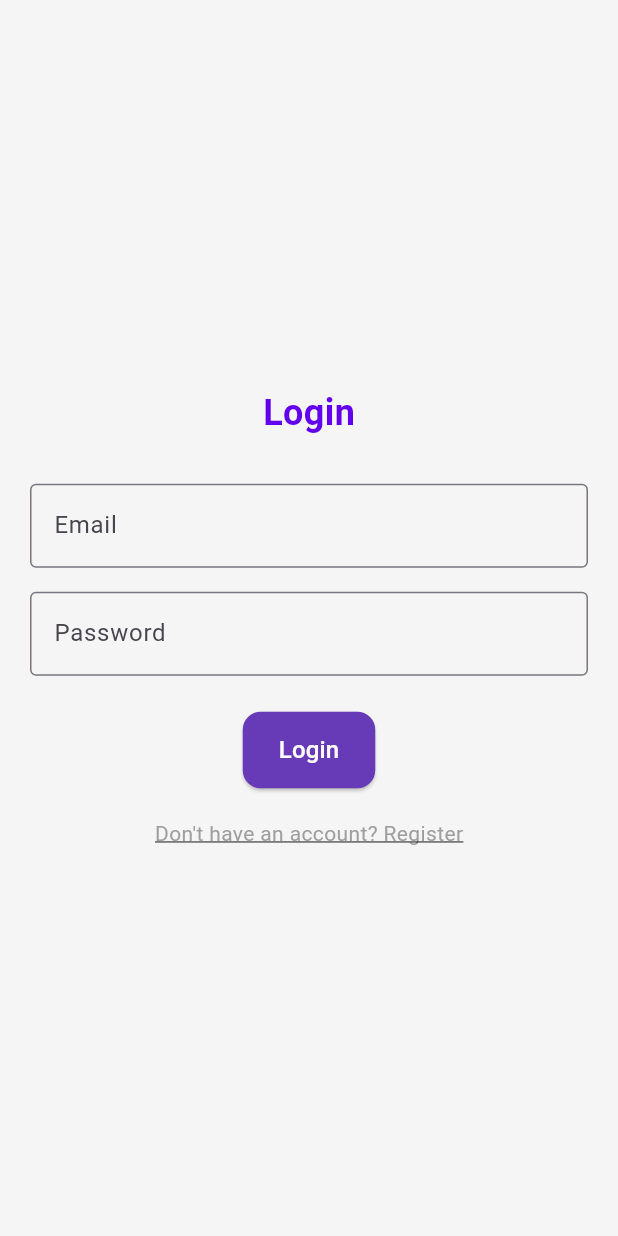
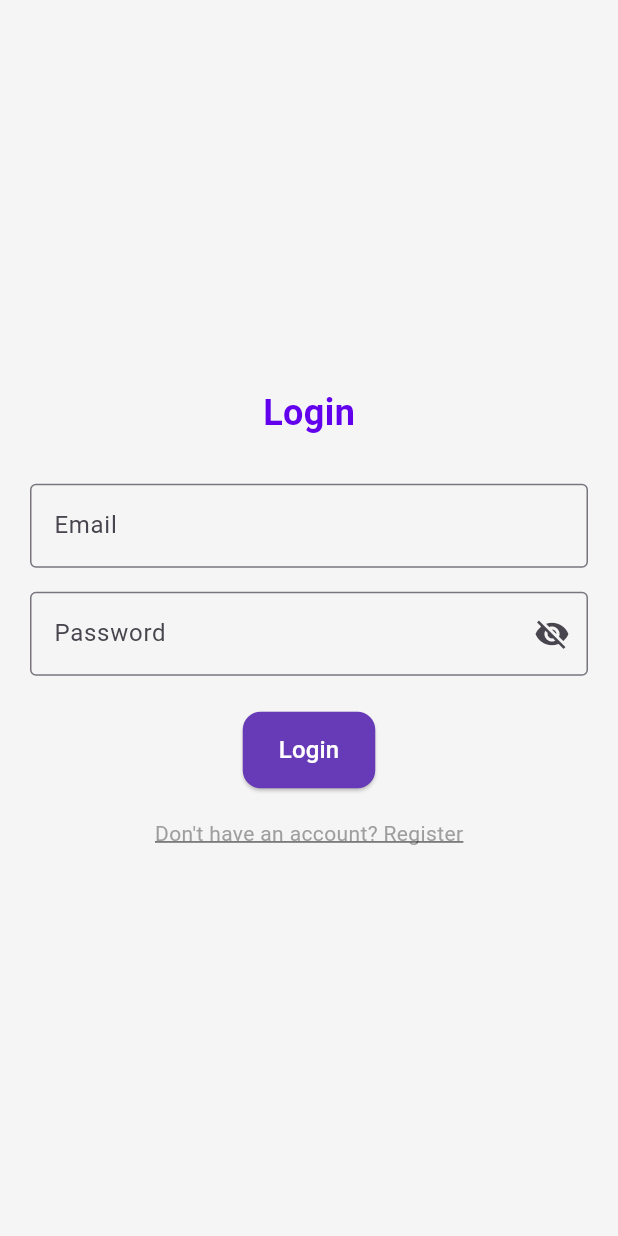
Before and after one commit to adityapatil-96k/Calmflect-, a Flutter app: the LoginScreen screen opened directly, on a phone screen of 412 x 824 dp. Run offline on Flutter 3.47's test engine with Material 3 defaults, Android fonts, the light colour scheme and no system bars; our stand-ins replace flutter_hooks, flutter_screenutil, flutter_secure_storage, shared_preferences; accounts and stored records are empty.

Commit message:
password view commit

```diff
--- a/lib/src/screens/auth/login_screen.dart
+++ b/lib/src/screens/auth/login_screen.dart
@@ -13,6 +13,7 @@ class _LoginScreenState extends State<LoginScreen> {
   final TextEditingController _emailController = TextEditingController();
   final TextEditingController _passwordController = TextEditingController();
   bool _loading = false;
+  bool _obscurePassword = true;
 
   Future<void> _handleLogin() async {
     final auth = Provider.of<AuthProvider>(context, listen: false);
@@ -102,14 +103,24 @@ class _LoginScreenState extends State<LoginScreen> {
 
                 // Password input
                 TextField(
-                  controller: _passwordController,
-                  decoration: const InputDecoration(
-                    labelText: "Password",
-                    border: OutlineInputBorder(),
-                  ),
-                  obscureText: true,
-                ),
-                const SizedBox(height: 24),
+                controller: _passwordController,
+                obscureText: _obscurePassword,
+                decoration: InputDecoration(
+                  labelText: "Password",
+                  border: const OutlineInputBorder(),
+                  suffixIcon: IconButton(
+                    icon: Icon(
+                           _obscurePassword ? Icons.visibility_off : Icons.visibility,
+                    ),
+                    onPressed: () {
+                      setState(() {
+                          _obscurePassword = !_obscurePassword;
+        });
+      },
+    ),
+  ),
+),
+const SizedBox(height: 24),
 
                 // Login Button
                 ElevatedButton(
```
